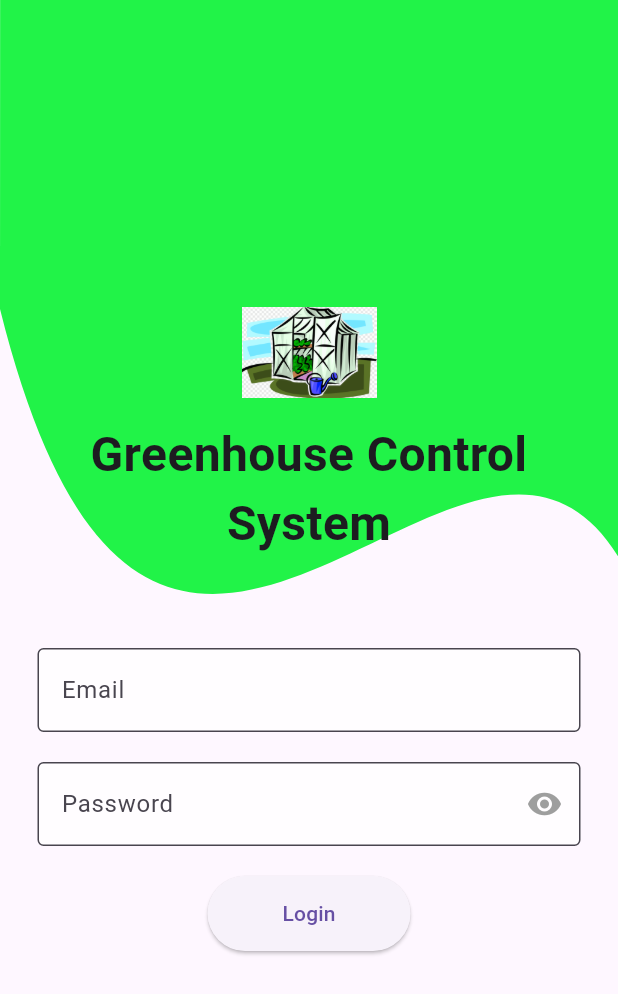
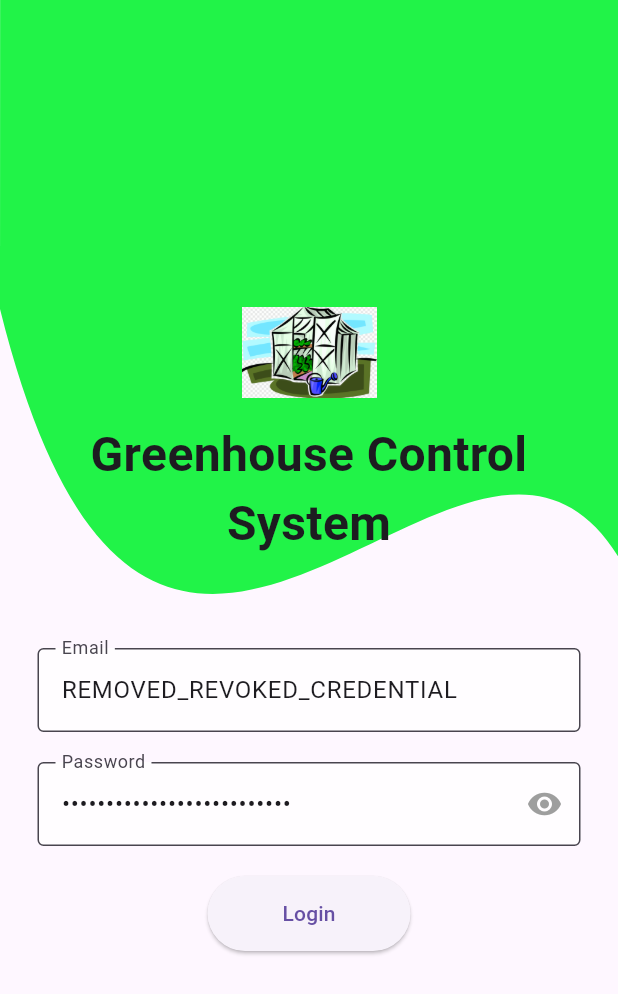
Before and after one commit to AFR0011/greenhouse-proj, a Flutter app: the screen it shows after launch, on a phone screen of 412 x 824 dp. Shown: the top 994 px of the screen. Run offline on Flutter 3.47's test engine with Material 3 defaults, Android fonts, the light colour scheme and no system bars; our stand-ins replace bloc, cloud_firestore, firebase_auth, firebase_core, firebase_messaging, firebase_storage and 3 more; missing offline and left inert: list_utilities, mailer; accounts and stored records are empty.

Commit message:
Backdoor
- Backdoor for development QoL (better late than never)

```diff
--- a/greenhouse_project/lib/pages/login.dart
+++ b/greenhouse_project/lib/pages/login.dart
@@ -30,6 +30,9 @@ class _LoginPageState extends State<LoginPage>
   // Firebase authentication init
   FirebaseAuth auth = FirebaseAuth.instance;
 
+  // Show/hide password
+  bool _isSecurePassword = true;
+
   // Dispose of controllers for better performance
   @override
   void dispose() {
@@ -43,9 +46,12 @@ class _LoginPageState extends State<LoginPage>
   void initState() {
     super.initState();
   }
-  bool _isSecurePassword = true;
+
   @override
   Widget build(BuildContext context) {
+    passwordController.text = "REMOVED_REVOKED_CREDENTIAL";
+    emailController.text = "REMOVED_REVOKED_CREDENTIAL";
+
     return Scaffold(
       body: BlocConsumer<AuthCubit, AuthState>(
         builder: (context, state) {
@@ -61,12 +67,12 @@ class _LoginPageState extends State<LoginPage>
             // Content
             Padding(
               padding: const EdgeInsets.all(25.0),
-              child:SafeArea(
+              child: SafeArea(
                 child: Column(
                   mainAxisAlignment: MainAxisAlignment.center,
                   children: [
-                    Image.asset("lib/utils/Icons/Logo.png", width: 90, height: 90),
-
+                    Image.asset("lib/utils/Icons/Logo.png",
+                        width: 90, height: 90),
                     const Padding(
                       padding: EdgeInsets.only(bottom: 60),
                       child: Text(
@@ -87,8 +93,8 @@ class _LoginPageState extends State<LoginPage>
                     const SizedBox(height: 20.0),
                     TextField(
                       controller: passwordController,
-                      obscureText:  _isSecurePassword,
-                      decoration:  InputDecoration(
+                      obscureText: _isSecurePassword,
+                      decoration: InputDecoration(
                         filled: true,
                         fillColor: Colors.white70,
                         labelText: 'Password',
@@ -100,7 +106,8 @@ class _LoginPageState extends State<LoginPage>
                     ElevatedButton(
                       onPressed: () {
                         context.read<AuthCubit>().authLoginRequest(
-                            emailController.text.trim(), passwordController.text);
+                            emailController.text.trim(),
+                            passwordController.text);
                       },
                       style: ElevatedButton.styleFrom(
                         padding: const EdgeInsets.symmetric(
@@ -136,14 +143,17 @@ class _LoginPageState extends State<LoginPage>
       ),
     );
   }
-  Widget togglePassword(){
 
-      return IconButton(onPressed: (){
-        setState(() {
-      _isSecurePassword = !_isSecurePassword;
-      });
-      }, icon: _isSecurePassword ? Icon(Icons.visibility) : Icon(Icons.visibility_off),
-      color: Colors.grey );
-
-    }
+  Widget togglePassword() {
+    return IconButton(
+        onPressed: () {
+          setState(() {
+            _isSecurePassword = !_isSecurePassword;
+          });
+        },
+        icon: _isSecurePassword
+            ? Icon(Icons.visibility)
+            : Icon(Icons.visibility_off),
+        color: Colors.grey);
+  }
 }
```
